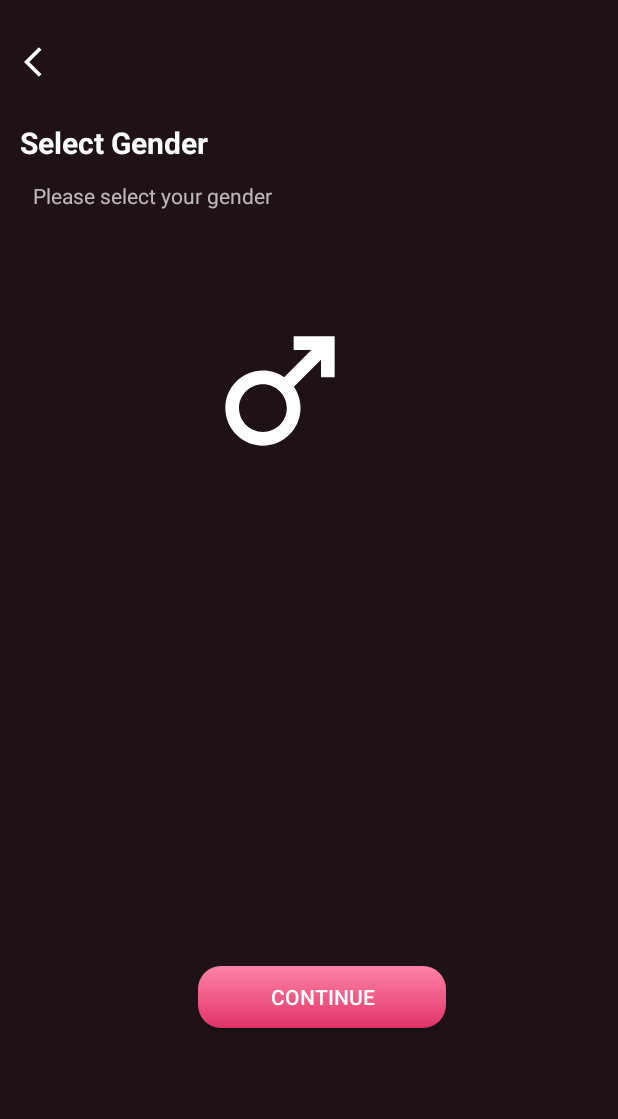
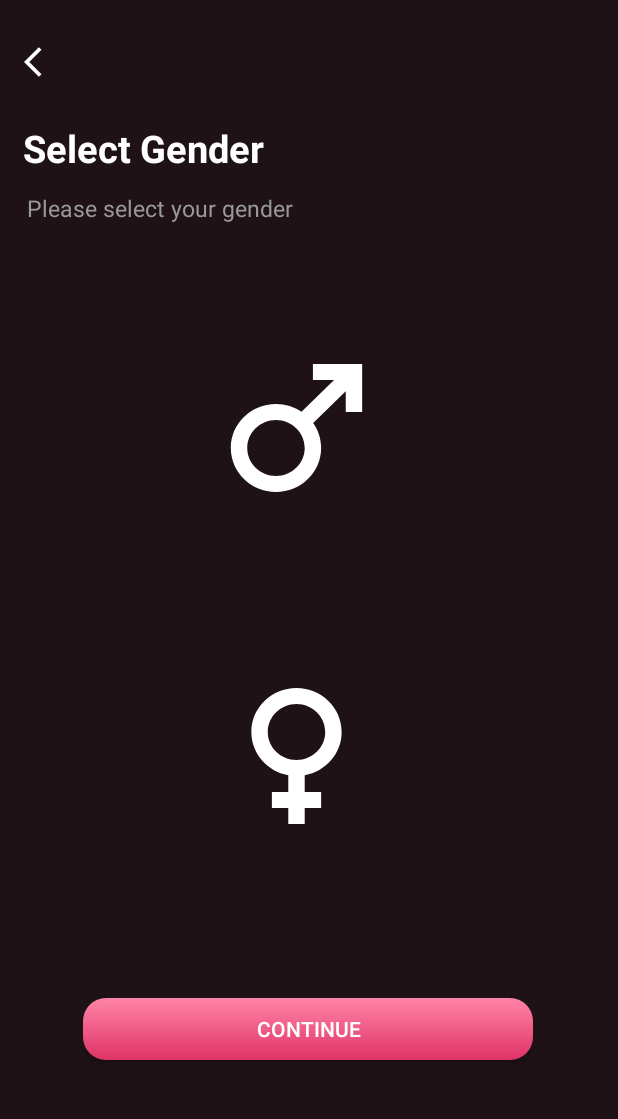
Before and after one commit to Roshan10k/DateMate-SD, an Android app: the screen it shows after launch (GenderActivity), on a phone screen of 412 x 824 dp, the part 84-1203 px from its top. Run offline under Robolectric (Android 15) with nearby library versions, the phone set to English and light mode, and no system bars.

Commit message:
gender activity on process

```diff
--- a/app/src/main/res/drawable/baseline_male_24.xml
+++ b/app/src/main/res/drawable/baseline_male_24.xml
@@ -2,4 +2,5 @@
 
     <path android:fillColor="@android:color/white" android:pathData="M9.5,11c1.93,0 3.5,1.57 3.5,3.5S11.43,18 9.5,18S6,16.43 6,14.5S7.57,11 9.5,11zM9.5,9C6.46,9 4,11.46 4,14.5S6.46,20 9.5,20s5.5,-2.46 5.5,-5.5c0,-1.16 -0.36,-2.23 -0.97,-3.12L18,7.42V10h2V4h-6v2h2.58l-3.97,3.97C11.73,9.36 10.66,9 9.5,9z"/>
 
+
 </vector>
--- a/app/src/main/res/layout/activity_gender.xml
+++ b/app/src/main/res/layout/activity_gender.xml
@@ -22,10 +22,10 @@
         android:id="@+id/textView"
         android:layout_width="wrap_content"
         android:layout_height="wrap_content"
-        android:layout_marginStart="13dp"
+        android:layout_marginStart="15dp"
         android:layout_marginTop="28dp"
         android:textStyle="bold"
-        android:textSize="20dp"
+        android:textSize="25dp"
         android:textColor="@color/white"
         android:text="Select Gender"
         app:layout_constraintStart_toStartOf="parent"
@@ -35,35 +35,49 @@
         android:id="@+id/textView2"
         android:layout_width="wrap_content"
         android:layout_height="wrap_content"
-        android:layout_marginStart="22dp"
-
-
+        android:layout_marginStart="18dp"
         android:layout_marginTop="12dp"
         android:text="Please select your gender"
+        android:textColor="@color/grey"
+        android:textSize="15dp"
         app:layout_constraintStart_toStartOf="parent"
         app:layout_constraintTop_toBottomOf="@+id/textView" />
 
     <Button
         android:id="@+id/button"
-        android:layout_width="165dp"
+        android:layout_width="300dp"
         android:layout_height="41dp"
-        android:layout_marginStart="132dp"
-        android:layout_marginTop="504dp"
+        android:layout_marginStart="30dp"
+        android:layout_marginTop="100dp"
+        android:layout_marginEnd="30dp"
         android:background="@drawable/gradient"
         android:text="Continue"
         android:textColor="@color/white"
+        app:layout_constraintEnd_toEndOf="parent"
+        app:layout_constraintHorizontal_bias="0.49"
         app:layout_constraintStart_toStartOf="parent"
+        app:layout_constraintTop_toBottomOf="@+id/imageButton3" />
+
+    <ImageButton
+        android:id="@+id/imageButton2"
+        android:layout_width="131dp"
+        android:layout_height="128dp"
+        android:layout_marginStart="132dp"
+        android:layout_marginTop="72dp"
+        android:background="@drawable/baseline_male_24"
+        app:layout_constraintStart_toStartOf="parent"
+
         app:layout_constraintTop_toBottomOf="@+id/textView2" />
 
-    <ImageView
-        android:id="@+id/imageView"
-        android:layout_width="109dp"
-        android:layout_height="109dp"
+    <ImageButton
+        android:id="@+id/imageButton3"
+        android:layout_width="131dp"
+        android:layout_height="128dp"
         android:layout_marginStart="132dp"
-        android:layout_marginTop="66dp"
+        android:layout_marginTop="88dp"
+        android:background="@drawable/baseline_female_24"
         app:layout_constraintStart_toStartOf="parent"
-        app:layout_constraintTop_toBottomOf="@+id/textView2"
-        app:srcCompat="@drawable/baseline_male_24" />
+        app:layout_constraintTop_toBottomOf="@+id/imageButton2" />
 
 
 </androidx.constraintlayout.widget.ConstraintLayout>
```
